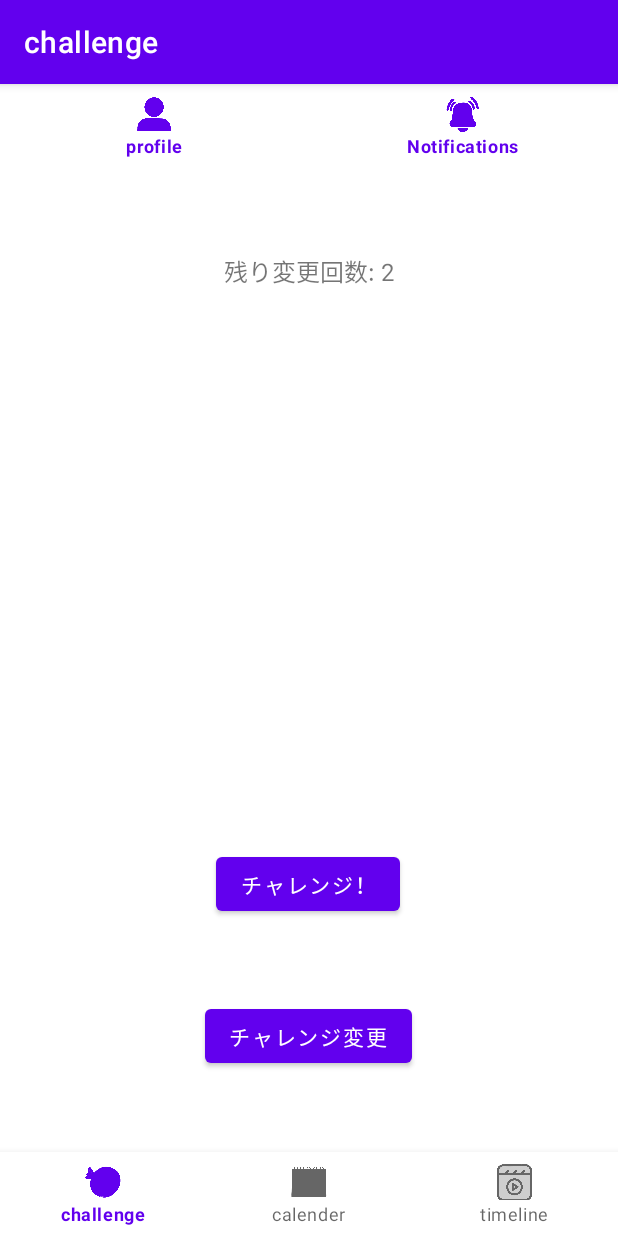
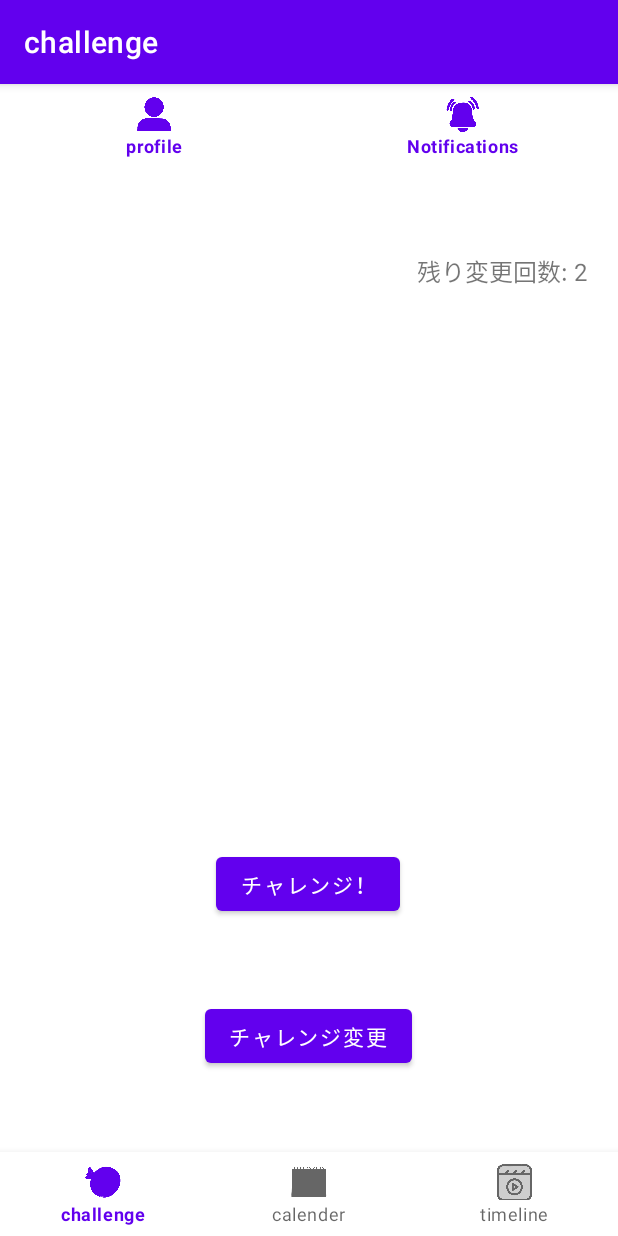
Before and after one commit to HamSharua/Android, an Android app: the ChallengeFragment screen opened directly, with no data from a screen before it, on a phone screen of 412 x 824 dp. Run offline under Robolectric (Android 15) with nearby library versions, the phone set to English and light mode, and no system bars; our stand-ins replace Firebase (no records; nobody signed in at launch, a user with empty details on screens opened directly), Picasso, navigation-ui.

Commit message:
少しだけレイアウト変更

```diff
--- a/app/src/main/res/layout/fragment_challenge.xml
+++ b/app/src/main/res/layout/fragment_challenge.xml
@@ -57,12 +57,14 @@
         android:id="@+id/tv_remaining_changes"
         android:layout_width="wrap_content"
         android:layout_height="wrap_content"
+        android:layout_margin="16dp"
+        android:layout_marginTop="16dp"
         android:text="残り変更回数: 3"
         android:textSize="16sp"
-        android:layout_margin="16dp"
-        app:layout_constraintTop_toBottomOf="@id/challenge_content"
+        app:layout_constraintEnd_toEndOf="parent"
+        app:layout_constraintHorizontal_bias="0.983"
         app:layout_constraintStart_toStartOf="parent"
-        app:layout_constraintEnd_toEndOf="parent" />
+        app:layout_constraintTop_toBottomOf="@id/challenge_content" />
 
 </androidx.constraintlayout.widget.ConstraintLayout>
 
```
